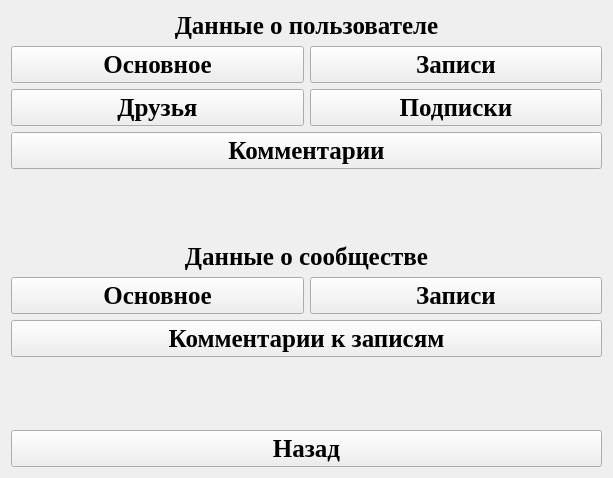
Before: the Qt Designer form app/vkFunctional.ui in sagitovich/lex, drawn with Qt 5.
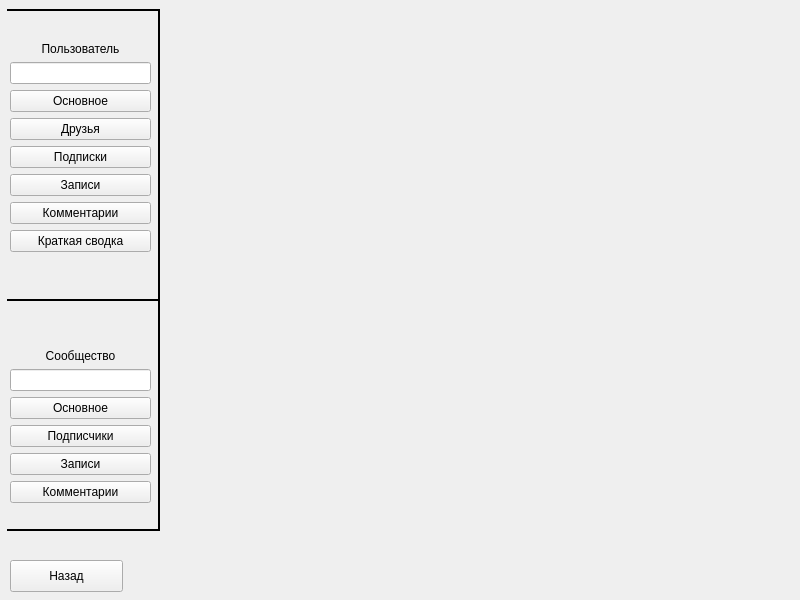
After: the same form once the commit is applied.

The edit to the form file:
```diff
--- a/app/vkFunctional.ui
+++ b/app/vkFunctional.ui
@@ -1,246 +1,269 @@
 <?xml version="1.0" encoding="UTF-8"?>
 <ui version="4.0">
- <class>Form</class>
- <widget class="QWidget" name="Form">
+ <class>MainWindow</class>
+ <widget class="QMainWindow" name="MainWindow">
+  <property name="windowModality">
+   <enum>Qt::NonModal</enum>
+  </property>
+  <property name="enabled">
+   <bool>true</bool>
+  </property>
   <property name="geometry">
    <rect>
     <x>0</x>
     <y>0</y>
-    <width>613</width>
-    <height>478</height>
+    <width>800</width>
+    <height>600</height>
    </rect>
   </property>
+  <property name="font">
+   <font>
+    <kerning>true</kerning>
+   </font>
+  </property>
   <property name="windowTitle">
    <string>Form</string>
   </property>
-  <property name="autoFillBackground">
-   <bool>false</bool>
+  <property name="toolButtonStyle">
+   <enum>Qt::ToolButtonIconOnly</enum>
   </property>
-  <property name="styleSheet">
-   <string notr="true"/>
+  <property name="animated">
+   <bool>true</bool>
   </property>
-  <layout class="QVBoxLayout" name="verticalLayout">
-   <item>
-    <widget class="QLabel" name="label">
-     <property name="font">
-      <font>
-       <family>Times New Roman</family>
-       <pointsize>19</pointsize>
-       <weight>75</weight>
-       <bold>true</bold>
-      </font>
+  <widget class="QWidget" name="centralwidget">
+   <widget class="QWidget" name="formLayoutWidget">
+    <property name="geometry">
+     <rect>
+      <x>10</x>
+      <y>10</y>
+      <width>141</width>
+      <height>273</height>
+     </rect>
+    </property>
+    <layout class="QFormLayout" name="formLayout">
+     <property name="labelAlignment">
+      <set>Qt::AlignCenter</set>
      </property>
-     <property name="text">
-      <string>Данные о пользователе</string>
-     </property>
-     <property name="alignment">
+     <property name="formAlignment">
       <set>Qt::AlignCenter</set>
      </property>
-    </widget>
-   </item>
-   <item>
-    <layout class="QGridLayout" name="gridLayout">
-     <item row="0" column="0">
-      <widget class="QPushButton" name="userMainData_btn">
-       <property name="font">
-        <font>
-         <family>Times New Roman</family>
-         <pointsize>19</pointsize>
-         <weight>75</weight>
-         <bold>true</bold>
-        </font>
+     <item row="1" column="0" colspan="2">
+      <widget class="QLabel" name="user_lable">
+       <property name="text">
+        <string>Пользователь</string>
        </property>
-       <property name="autoFillBackground">
-        <bool>true</bool>
+       <property name="alignment">
+        <set>Qt::AlignCenter</set>
        </property>
+      </widget>
+     </item>
+     <item row="2" column="0" colspan="2">
+      <widget class="QLineEdit" name="input_url_user"/>
+     </item>
+     <item row="3" column="0" colspan="2">
+      <widget class="QPushButton" name="mainUser_btn">
        <property name="text">
         <string>Основное</string>
        </property>
       </widget>
      </item>
-     <item row="1" column="0">
-      <widget class="QPushButton" name="userFriends_btn">
-       <property name="font">
-        <font>
-         <family>Times New Roman</family>
-         <pointsize>19</pointsize>
-         <weight>75</weight>
-         <bold>true</bold>
-        </font>
-       </property>
+     <item row="4" column="0" colspan="2">
+      <widget class="QPushButton" name="friendUser_btn">
        <property name="text">
         <string>Друзья</string>
        </property>
       </widget>
      </item>
-     <item row="1" column="1">
-      <widget class="QPushButton" name="userSubscr_btn">
-       <property name="font">
-        <font>
-         <family>Times New Roman</family>
-         <pointsize>19</pointsize>
-         <weight>75</weight>
-         <bold>true</bold>
-        </font>
-       </property>
+     <item row="5" column="0" colspan="2">
+      <widget class="QPushButton" name="subscrUser_btn">
        <property name="text">
         <string>Подписки</string>
        </property>
       </widget>
      </item>
-     <item row="0" column="1">
-      <widget class="QPushButton" name="userPosts_btn">
-       <property name="font">
-        <font>
-         <family>Times New Roman</family>
-         <pointsize>19</pointsize>
-         <weight>75</weight>
-         <bold>true</bold>
-        </font>
-       </property>
+     <item row="6" column="0" colspan="2">
+      <widget class="QPushButton" name="postsUser_btn">
        <property name="text">
         <string>Записи</string>
        </property>
       </widget>
+     </item>
+     <item row="7" column="0" colspan="2">
+      <widget class="QPushButton" name="commUser_btn">
+       <property name="text">
+        <string>Комментарии</string>
+       </property>
+      </widget>
+     </item>
+     <item row="8" column="0" colspan="2">
+      <widget class="QPushButton" name="allUser_btn">
+       <property name="text">
+        <string>Краткая сводка</string>
+       </property>
+      </widget>
+     </item>
+    </layout>
+   </widget>
+   <widget class="QWidget" name="formLayoutWidget_2">
+    <property name="geometry">
+     <rect>
+      <x>10</x>
+      <y>320</y>
+      <width>141</width>
+      <height>211</height>
+     </rect>
+    </property>
+    <layout class="QFormLayout" name="formLayout_2">
+     <property name="labelAlignment">
+      <set>Qt::AlignCenter</set>
+     </property>
+     <property name="formAlignment">
+      <set>Qt::AlignCenter</set>
+     </property>
+     <item row="0" column="0" colspan="2">
+      <widget class="QLabel" name="label">
+       <property name="text">
+        <string>Сообщество</string>
+       </property>
+       <property name="alignment">
+        <set>Qt::AlignCenter</set>
+       </property>
+      </widget>
+     </item>
+     <item row="1" column="0" colspan="2">
+      <widget class="QLineEdit" name="input_url_group"/>
      </item>
      <item row="2" column="0" colspan="2">
-      <widget class="QPushButton" name="userComm_btn">
-       <property name="font">
-        <font>
-         <family>Times New Roman</family>
-         <pointsize>19</pointsize>
-         <weight>75</weight>
-         <bold>true</bold>
-        </font>
-       </property>
-       <property name="text">
-        <string>Комментарии</string>
-       </property>
-      </widget>
-     </item>
-    </layout>
-   </item>
-   <item>
-    <spacer name="verticalSpacer">
-     <property name="orientation">
-      <enum>Qt::Vertical</enum>
-     </property>
-     <property name="sizeType">
-      <enum>QSizePolicy::Expanding</enum>
-     </property>
-     <property name="sizeHint" stdset="0">
-      <size>
-       <width>20</width>
-       <height>30</height>
-      </size>
-     </property>
-    </spacer>
-   </item>
-   <item>
-    <widget class="QLabel" name="label_2">
-     <property name="font">
-      <font>
-       <family>Times New Roman</family>
-       <pointsize>19</pointsize>
-       <weight>75</weight>
-       <bold>true</bold>
-      </font>
-     </property>
-     <property name="text">
-      <string>Данные о сообществе</string>
-     </property>
-     <property name="alignment">
-      <set>Qt::AlignCenter</set>
-     </property>
-    </widget>
-   </item>
-   <item>
-    <layout class="QGridLayout" name="gridLayout_2">
-     <item row="0" column="2">
-      <widget class="QPushButton" name="groupPosts_btn">
-       <property name="font">
-        <font>
-         <family>Times New Roman</family>
-         <pointsize>19</pointsize>
-         <weight>75</weight>
-         <bold>true</bold>
-        </font>
-       </property>
-       <property name="styleSheet">
-        <string notr="true"/>
-       </property>
-       <property name="text">
-        <string>Записи</string>
-       </property>
-      </widget>
-     </item>
-     <item row="0" column="0">
-      <widget class="QPushButton" name="gorupMainData_btn">
-       <property name="font">
-        <font>
-         <family>Times New Roman</family>
-         <pointsize>19</pointsize>
-         <weight>75</weight>
-         <bold>true</bold>
-        </font>
-       </property>
+      <widget class="QPushButton" name="mainGroup_btn">
        <property name="text">
         <string>Основное</string>
        </property>
       </widget>
      </item>
+     <item row="4" column="0" colspan="2">
+      <widget class="QPushButton" name="postsGroup_btn">
+       <property name="text">
+        <string>Записи</string>
+       </property>
+      </widget>
+     </item>
+     <item row="5" column="0" colspan="2">
+      <widget class="QPushButton" name="commGroup_btn">
+       <property name="text">
+        <string>Комментарии</string>
+       </property>
+      </widget>
+     </item>
+     <item row="3" column="0" colspan="2">
+      <widget class="QPushButton" name="followersGroup_btn">
+       <property name="text">
+        <string>Подписчики</string>
+       </property>
+      </widget>
+     </item>
     </layout>
-   </item>
-   <item>
-    <widget class="QPushButton" name="userComm_btn_2">
-     <property name="font">
-      <font>
-       <family>Times New Roman</family>
-       <pointsize>19</pointsize>
-       <weight>75</weight>
-       <bold>true</bold>
-      </font>
-     </property>
-     <property name="text">
-      <string>Комментарии к записям</string>
-     </property>
-    </widget>
-   </item>
-   <item>
-    <spacer name="verticalSpacer_2">
-     <property name="orientation">
-      <enum>Qt::Vertical</enum>
-     </property>
-     <property name="sizeHint" stdset="0">
-      <size>
-       <width>20</width>
-       <height>40</height>
-      </size>
-     </property>
-    </spacer>
-   </item>
-   <item>
-    <widget class="QPushButton" name="from_vk_func_to_main_btn">
-     <property name="enabled">
-      <bool>true</bool>
-     </property>
-     <property name="font">
-      <font>
-       <family>Times New Roman</family>
-       <pointsize>19</pointsize>
-       <weight>75</weight>
-       <bold>true</bold>
-      </font>
-     </property>
-     <property name="text">
-      <string>Назад</string>
-     </property>
-     <property name="shortcut">
-      <string>Esc, Left</string>
-     </property>
-    </widget>
-   </item>
-  </layout>
+   </widget>
+   <widget class="QPushButton" name="back_btn">
+    <property name="geometry">
+     <rect>
+      <x>10</x>
+      <y>560</y>
+      <width>113</width>
+      <height>32</height>
+     </rect>
+    </property>
+    <property name="text">
+     <string>Назад</string>
+    </property>
+   </widget>
+   <widget class="QStackedWidget" name="stackedWidget">
+    <property name="geometry">
+     <rect>
+      <x>170</x>
+      <y>10</y>
+      <width>611</width>
+      <height>571</height>
+     </rect>
+    </property>
+    <widget class="QWidget" name="info"/>
+   </widget>
+   <widget class="Line" name="line">
+    <property name="geometry">
+     <rect>
+      <x>149</x>
+      <y>9</y>
+      <width>20</width>
+      <height>521</height>
+     </rect>
+    </property>
+    <property name="frameShadow">
+     <enum>QFrame::Plain</enum>
+    </property>
+    <property name="lineWidth">
+     <number>2</number>
+    </property>
+    <property name="orientation">
+     <enum>Qt::Vertical</enum>
+    </property>
+   </widget>
+   <widget class="Line" name="line_2">
+    <property name="geometry">
+     <rect>
+      <x>7</x>
+      <y>290</y>
+      <width>151</width>
+      <height>20</height>
+     </rect>
+    </property>
+    <property name="frameShadow">
+     <enum>QFrame::Plain</enum>
+    </property>
+    <property name="lineWidth">
+     <number>2</number>
+    </property>
+    <property name="orientation">
+     <enum>Qt::Horizontal</enum>
+    </property>
+   </widget>
+   <widget class="Line" name="line_3">
+    <property name="geometry">
+     <rect>
+      <x>7</x>
+      <y>520</y>
+      <width>153</width>
+      <height>20</height>
+     </rect>
+    </property>
+    <property name="frameShadow">
+     <enum>QFrame::Plain</enum>
+    </property>
+    <property name="lineWidth">
+     <number>2</number>
+    </property>
+    <property name="orientation">
+     <enum>Qt::Horizontal</enum>
+    </property>
+   </widget>
+   <widget class="Line" name="line_4">
+    <property name="geometry">
+     <rect>
+      <x>7</x>
+      <y>0</y>
+      <width>151</width>
+      <height>20</height>
+     </rect>
+    </property>
+    <property name="frameShadow">
+     <enum>QFrame::Plain</enum>
+    </property>
+    <property name="lineWidth">
+     <number>2</number>
+    </property>
+    <property name="orientation">
+     <enum>Qt::Horizontal</enum>
+    </property>
+   </widget>
+  </widget>
  </widget>
  <resources/>
  <connections/>
```
Left out of the diff: 2 changed lines with no effect on the pictures.
